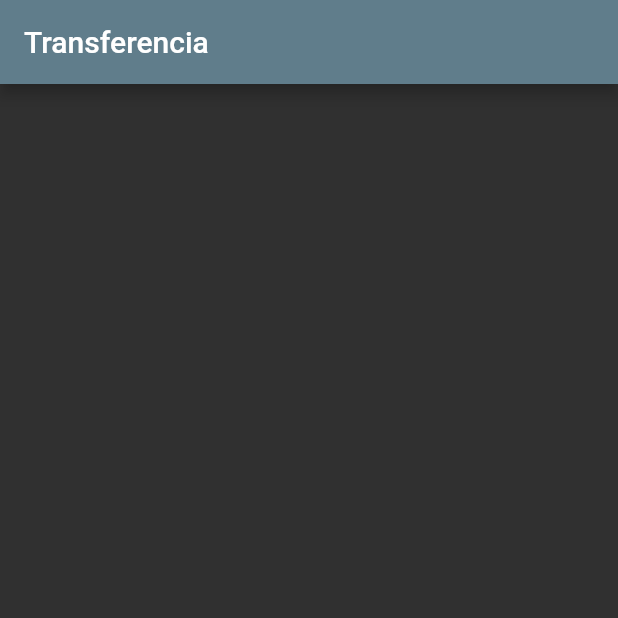
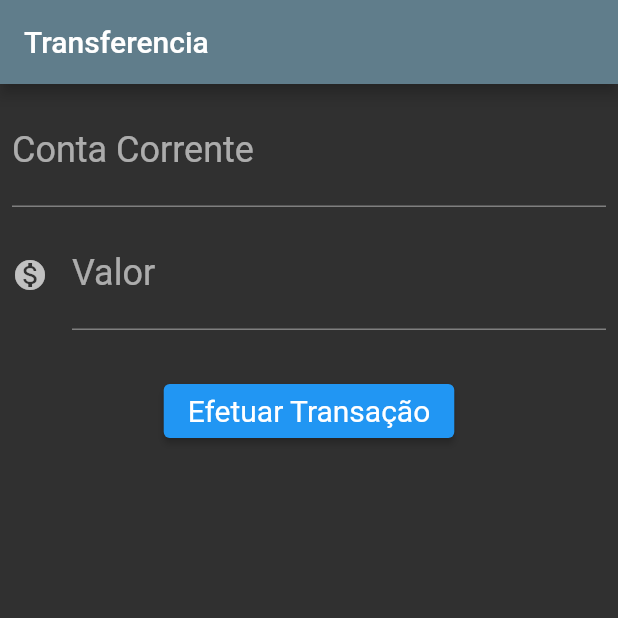
Before and after one commit to MGMAGNOJ/bytebank, a Flutter app: the screen it shows after launch, on a phone screen of 412 x 824 dp, the top half of it. Run offline on Flutter 3.47's test engine with Material 2 defaults, Android fonts, the phone set to English and light mode, and no system bars.

Commit message:
Versão com Variaveis e Evento Click

```diff
--- a/lib/main.dart
+++ b/lib/main.dart
@@ -1,4 +1,5 @@
 import 'package:flutter/material.dart';
+import 'package:flutter/widgets.dart';
 
 void main() => runApp(ByteBankApp());
 
@@ -18,14 +19,58 @@ class ByteBankApp extends StatelessWidget {
 }
 
 class FormularioTransferencia extends StatelessWidget {
-  const FormularioTransferencia({Key? key}) : super(key: key);
+
+  final TextEditingController _ControllerConta = TextEditingController();
+  final TextEditingController _ControllerValor = TextEditingController();
 
   @override
   Widget build(BuildContext context) {
+    final ButtonStyle style =
+        ElevatedButton.styleFrom(textStyle: const TextStyle(fontSize: 20));
+
     return Scaffold(
       appBar: AppBar(
         title: const Text('Transferencia'),
+      ),
+      body: Column(
+        children: [
+          Padding(
+            padding: const EdgeInsets.fromLTRB(8.0, 8.0, 8.0, 0.0),
+            child: TextField(
+              controller: _ControllerConta,
+              keyboardType: TextInputType.number,
+              style: TextStyle(fontSize: 24.0),
+              decoration: InputDecoration(
+                labelText: 'Conta Corrente',
+                hintText: '0000',
+              ),
 
+            ),
+          ),
+          Padding(
+            padding: const EdgeInsets.fromLTRB(8.0, 8.0, 8.0, 0.0),
+            child: TextField(
+              controller: _ControllerValor,
+              style: TextStyle(fontSize: 24.0),
+              decoration: InputDecoration(
+                icon: Icon(Icons.monetization_on),
+                labelText: 'Valor',
+                hintText: '000.0',
+              ),
+              keyboardType: TextInputType.number,
+            ),
+          ),
+          const SizedBox(height: 30),
+          ElevatedButton(
+            style: style,
+            onPressed: () {
+              debugPrint("Passei");
+              debugPrint(_ControllerConta.text);
+              debugPrint(_ControllerValor.text);
+            },
+            child: const Text('Efetuar Transação'),
+          ),
+        ],
       ),
     );
   }
```
